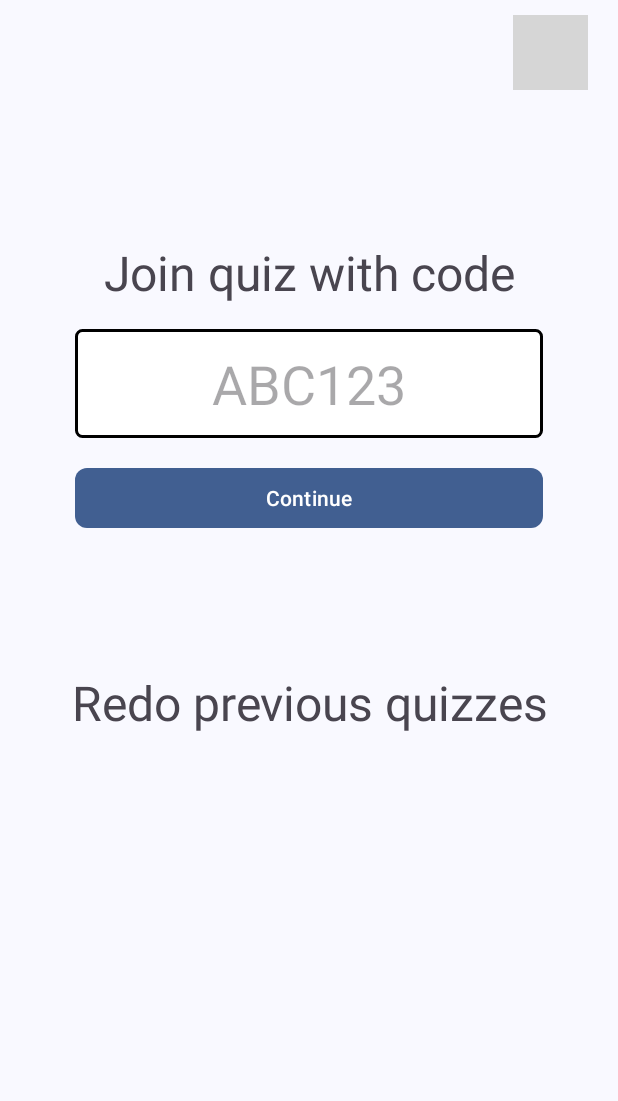
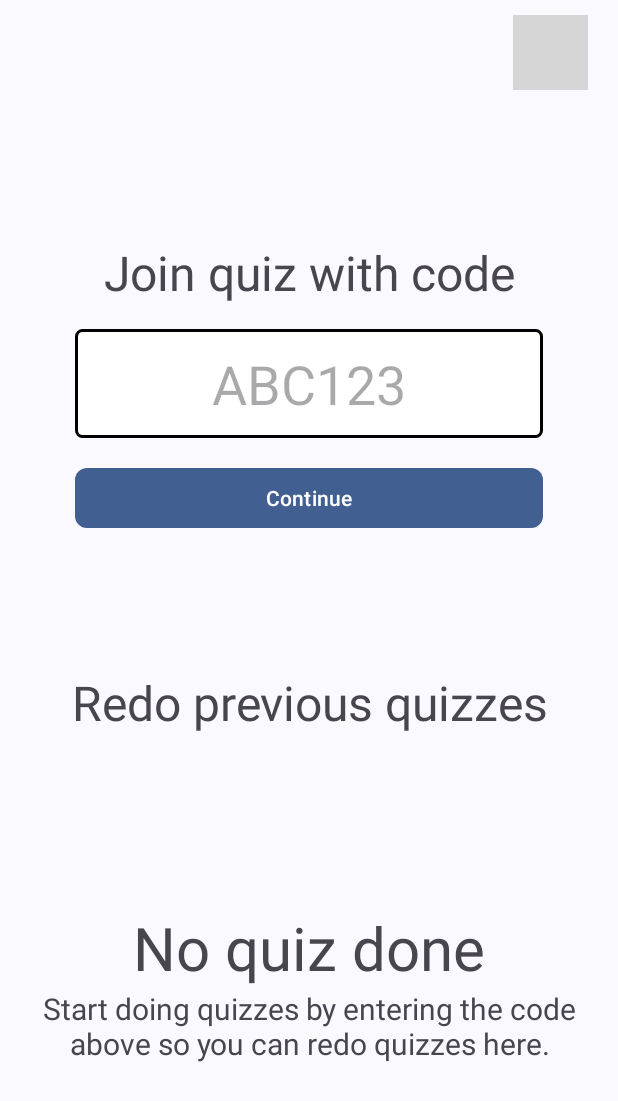
Before and after one commit to weareblahs/mob22-quizapp, an Android app: the DashboardFragment screen opened through its navigation route, on a phone screen of 412 x 824 dp. Shown: the top 1101 px of the screen. Run offline under Robolectric (Android 15) with nearby library versions, the phone set to English and light mode, and no system bars; our stand-ins replace Dagger/Hilt's generated code, Firebase (no records; nobody signed in at launch, a user with empty details on screens opened directly); grey boxes are pictures that could not be loaded.

Commit message:
Implement recent quizzes feature for students

```diff
--- /dev/null
+++ b/app/src/main/java/com/quizapp/ui/student/adapters/QuizHistoryAdapter.kt
@@ -0,0 +1,55 @@
+package com.quizapp.ui.student.adapters
+
+import android.annotation.SuppressLint
+import android.view.LayoutInflater
+import android.view.ViewGroup
+import androidx.recyclerview.widget.RecyclerView
+import com.quizapp.data.model.QuizHistory
+import com.quizapp.databinding.ItemRedoQuizBinding
+
+class QuizHistoryAdapter(
+    private var quizHistory: List<QuizHistory>
+) : RecyclerView.Adapter<QuizHistoryAdapter.QuizHistoryViewHolder>() {
+    var listener: Listener? = null
+
+    override fun onCreateViewHolder(parent: ViewGroup, viewType: Int): QuizHistoryViewHolder {
+        val inflater = LayoutInflater.from(parent.context)
+        val binding = ItemRedoQuizBinding.inflate(inflater, parent, false)
+        return QuizHistoryViewHolder(binding)
+    }
+
+    override fun onBindViewHolder(holder: QuizHistoryViewHolder, position: Int) {
+        holder.bind(quizHistory[position])
+    }
+
+
+    override fun getItemCount(): Int {
+        return quizHistory.size
+    }
+
+    inner class QuizHistoryViewHolder(private val binding: ItemRedoQuizBinding) :
+        RecyclerView.ViewHolder(binding.root) {
+        fun bind(quiz: QuizHistory) {
+            binding.run {
+                tvCode.text = quiz.code
+                tvQuizName.text = quiz.quizName
+                tvPointsIndicator.text = quiz.points.toString()
+                tvCorrectIndicator.text = quiz.correctQuestions.toString()
+                tvWrongIndicator.text = quiz.wrongQuestions.toString()
+            }
+            binding.cvQuizItem.setOnClickListener {
+                listener?.onItemClick(quiz)
+            }
+        }
+    }
+
+    @SuppressLint("NotifyDataSetChanged")
+    fun setQuizHistory(newQuizHistory: List<QuizHistory>) {
+        this.quizHistory = newQuizHistory
+        notifyDataSetChanged()
+    }
+
+    interface Listener{
+        fun onItemClick(quiz: QuizHistory)
+    }
+}
--- a/app/src/main/java/com/quizapp/ui/student/home/DashboardFragment.kt
+++ b/app/src/main/java/com/quizapp/ui/student/home/DashboardFragment.kt
@@ -1,19 +1,22 @@
 package com.quizapp.ui.student.home
 
 import android.os.Bundle
-import android.util.Log
 import android.view.LayoutInflater
 import android.view.View
 import android.view.ViewGroup
+import androidx.core.view.isVisible
 import androidx.fragment.app.viewModels
 import androidx.lifecycle.lifecycleScope
 import androidx.navigation.NavOptions
 import androidx.navigation.fragment.findNavController
+import androidx.recyclerview.widget.LinearLayoutManager
 import com.bumptech.glide.Glide
 import com.quizapp.R
 import com.quizapp.data.model.Quiz
+import com.quizapp.data.model.QuizHistory
 import com.quizapp.databinding.FragmentStudentDashboardBinding
 import com.quizapp.ui.base.BaseFragment
+import com.quizapp.ui.student.adapters.QuizHistoryAdapter
 import dagger.hilt.android.AndroidEntryPoint
 import kotlinx.coroutines.launch
 
@@ -21,7 +24,7 @@ import kotlinx.coroutines.launch
 class DashboardFragment : BaseFragment() {
     override val viewModel: DashboardViewModel by viewModels()
     private lateinit var binding: FragmentStudentDashboardBinding
-
+    private lateinit var quizHistoryAdapter: QuizHistoryAdapter
     override fun onCreateView(
         inflater: LayoutInflater, container: ViewGroup?,
         savedInstanceState: Bundle?
@@ -32,6 +35,8 @@ class DashboardFragment : BaseFragment() {
 
     override fun setupUiComponents(view: View) {
         super.setupUiComponents(view)
+
+        setupAdapter()
 
         parentFragmentManager.setFragmentResultListener("requests", viewLifecycleOwner) { _, bundle ->
             val shouldReset = bundle.getBoolean("should_reset", false)
@@ -68,12 +73,9 @@ class DashboardFragment : BaseFragment() {
             viewModel.shouldNavigate.collect {
                 val base = viewModel.quizInfo.value
                 if(base != Quiz() && viewModel.shouldNavigate.value) {
-                    Log.d("debugging", "valid quiz")
                     val dir = DashboardFragmentDirections.actionStudentDashboardToStartQuizFragment(binding.etCodeInput.text.toString())
                     findNavController().navigate(dir)
                     viewModel.resetNavigationFlag()
-                } else {
-                    Log.d("debugging", "invalid quiz")
                 }
             }
         }
@@ -90,6 +92,16 @@ class DashboardFragment : BaseFragment() {
                 }
             }
         }
+        lifecycleScope.launch {
+            viewModel.quizHistory.collect { quiz ->
+                quizHistoryAdapter.setQuizHistory(quiz)
+            }
+        }
+        lifecycleScope.launch {
+            viewModel.quizHistory.collect {
+                binding.llNoQuiz.isVisible = viewModel.quizHistory.value.isEmpty()
+            }
+        }
     }
 
 
@@ -101,4 +113,17 @@ class DashboardFragment : BaseFragment() {
     private fun logout() {
         viewModel.logout()
     }
+
+    private fun setupAdapter() {
+        quizHistoryAdapter = QuizHistoryAdapter(emptyList())
+        binding.rvQuizHistory.layoutManager = LinearLayoutManager(requireContext())
+        binding.rvQuizHistory.adapter = quizHistoryAdapter
+        quizHistoryAdapter.listener = object : QuizHistoryAdapter.Listener {
+            override fun onItemClick(quiz: QuizHistory) {
+                // go to quiz on tap
+                val dir = DashboardFragmentDirections.actionStudentDashboardToStartQuizFragment(quiz.code!!)
+                findNavController().navigate(dir)
+            }
+        }
+    }
 }
--- a/app/src/main/java/com/quizapp/ui/student/home/DashboardViewModel.kt
+++ b/app/src/main/java/com/quizapp/ui/student/home/DashboardViewModel.kt
@@ -6,9 +6,11 @@ import android.util.Log
 import androidx.lifecycle.viewModelScope
 import com.quizapp.core.service.AuthService
 import com.quizapp.data.model.Quiz
+import com.quizapp.data.model.QuizHistory
 import com.quizapp.data.repo.StudentRepo
 import com.quizapp.ui.base.BaseViewModel
 import dagger.hilt.android.lifecycle.HiltViewModel
+import kotlinx.coroutines.Dispatchers
 import kotlinx.coroutines.flow.MutableStateFlow
 import kotlinx.coroutines.flow.asStateFlow
 import kotlinx.coroutines.flow.update
@@ -25,6 +27,13 @@ class DashboardViewModel @Inject constructor(private val authService: AuthServic
     val errorMsg = _errorMsg.asStateFlow()
     private val _logout = MutableStateFlow(false)
     val logout = _logout.asStateFlow()
+    private val _quizHistory = MutableStateFlow<List<QuizHistory>>(emptyList())
+    val quizHistory = _quizHistory.asStateFlow()
+
+    init {
+        getQuizzes()
+    }
+
     fun checkQuiz(code: String) {
         viewModelScope.launch {
             try {
@@ -33,7 +42,6 @@ class DashboardViewModel @Inject constructor(private val authService: AuthServic
                     _quizInfo.value = quiz
                     _shouldNavigate.value = true
                 } else {
-                    Log.d("debugging", "invalid quiz from viewmodel")
                     _errorMsg.value = "Invalid quiz code. Please check if the quiz ID is correct, or check your Internet connection."
                     _errorMsg.value = ""
                 }
@@ -63,4 +71,14 @@ class DashboardViewModel @Inject constructor(private val authService: AuthServic
             _logout.update {true}
         }
     }
+
+    private fun getQuizzes() {
+        viewModelScope.launch(Dispatchers.IO) {
+            errorHandler {
+                repo.getHistory().collect(){
+                    _quizHistory.value = it
+                }
+            }
+        }
+    }
 }
--- a/app/src/main/java/com/quizapp/ui/student/quiz/TakeQuizFragment.kt
+++ b/app/src/main/java/com/quizapp/ui/student/quiz/TakeQuizFragment.kt
@@ -88,7 +88,7 @@ class TakeQuizFragment : BaseFragment() {
             editor.putInt("currentPoints", currentPoints + 10)
             editor.putInt("correctAnswers", correctAnswers + 1)
             // shows information about current points instead of a placeholder
-            binding.correctAnswerDescText.text = getString(R.string.add_point_text, currentPoints.toString())
+            binding.correctAnswerDescText.text = getString(R.string.add_point_text)
         } else {
             // wrong answer handler. shows "the correct answer is ANSWER", replacing the correctAnswerText placeholder
             editor.putInt("wrongAnswers", wrongAnswers + 1)
@@ -96,7 +96,8 @@ class TakeQuizFragment : BaseFragment() {
                 getString(R.string.student_correct_answer_description_display, ca)
         }
         // GLOBAL: correct / wrong
-        // disable all answer bindings first
+        // disable all answer on click listeners first so users are unable to press selections and
+        // only continue can be pressed to either proceed to the next question or results
             binding.run {
                 val answerViews = arrayOf(cvAnswer1, cvAnswer2, cvAnswer3, cvAnswer4)
                 answerViews.forEach { it.setOnClickListener {} }
--- a/app/src/main/java/com/quizapp/ui/student/startquiz/StartQuizFragment.kt
+++ b/app/src/main/java/com/quizapp/ui/student/startquiz/StartQuizFragment.kt
@@ -79,6 +79,10 @@ class StartQuizFragment : BaseFragment() {
                 binding.tvQuizDesc.text = base.quizDescription
                 quizId = base.quizId
                 quizSize = base.quizSize
+
+                // quiz name for saving usage
+                editor.putString("quizName", base.quizName)
+                editor.commit()
             }
         }
     }
--- a/app/src/main/res/layout/fragment_student_dashboard.xml
+++ b/app/src/main/res/layout/fragment_student_dashboard.xml
@@ -72,10 +72,34 @@
             android:textAlignment="center"
             android:textSize="32sp"
             android:text="@string/redo_quizzes"/>
-        <androidx.recyclerview.widget.RecyclerView
+        <LinearLayout
             android:layout_width="match_parent"
-            android:layout_height="wrap_content"
-            android:id="@+id/rvQuizHistory"/>
+            android:layout_height="match_parent"
+            android:id="@+id/llNoQuiz"
+            android:visibility="gone"
+            android:gravity="center"
+            android:orientation="vertical">
+            <TextView
+                android:layout_width="match_parent"
+                android:layout_height="wrap_content"
+                android:textAlignment="center"
+                android:textSize="40sp"
+                android:text="@string/redo_previous_quizzes_no_quiz_indicator_title"/>
+            <TextView
+                android:layout_width="match_parent"
+                android:layout_height="wrap_content"
+                android:textAlignment="center"
+                android:textSize="20sp"
+                android:text="@string/redo_previous_quizzes_no_quiz_indicator_description"/>
+        </LinearLayout>
+        <ScrollView
+            android:layout_width="match_parent"
+            android:layout_height="match_parent">
+            <androidx.recyclerview.widget.RecyclerView
+                android:layout_width="match_parent"
+                android:layout_height="wrap_content"
+                android:id="@+id/rvQuizHistory"/>
+        </ScrollView>
     </LinearLayout>
 
 </LinearLayout>
```
Also changed, not shown: app/src/main/java/com/quizapp/data/model/QuizHistory.kt (+5 -4 lines), app/src/main/java/com/quizapp/ui/student/quiz/result/QuizResultFragment.kt (+36 -6 lines), app/src/main/java/com/quizapp/ui/student/quiz/result/QuizResultViewModel.kt (added, +29 -0 lines), app/src/main/res/drawable/ic_points_circle.xml (added, +9 -0 lines), app/src/main/res/layout/fragment_quiz_result.xml (+26 -2 lines), app/src/main/res/layout/fragment_take_quiz.xml (+64 -50 lines), app/src/main/res/layout/item_redo_quiz.xml (added, +82 -0 lines), app/src/main/res/values/strings.xml (+9 -1 lines).
